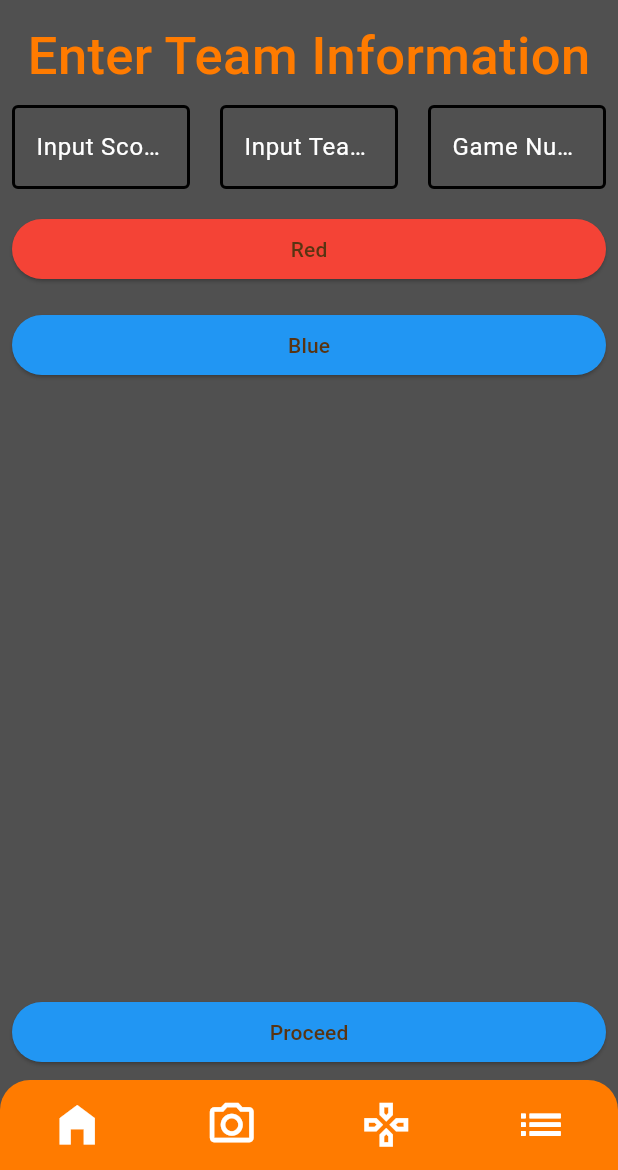
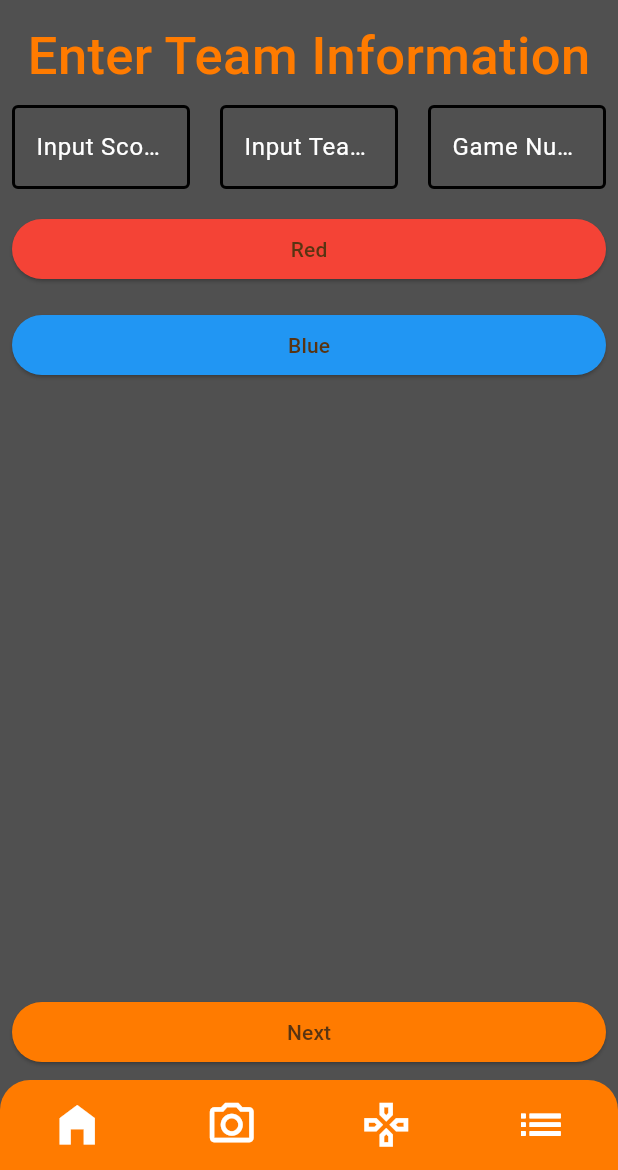
Before and after one commit to AntiAntiexe/Scouting-App, a Flutter app: the screen it shows after launch, on a phone screen of 412 x 824 dp, the part 66-1236 px from its top. Run offline on Flutter 3.47's test engine with Material 3 defaults, Android fonts, the phone set to English and light mode, and no system bars.

Commit message:
next screen

```diff
--- a/lib/main.dart
+++ b/lib/main.dart
@@ -348,10 +348,10 @@ class _main_pageState extends State<main_page> {
                 },
 
                 style: ButtonStyle(
-                  backgroundColor: MaterialStateProperty.all(Colors.blue),
+                  backgroundColor: MaterialStateProperty.all(const Color.fromARGB(255, 255, 123, 0)),
                 ),
                 child: Text(
-                  'Proceed',
+                  'Next',
                   style: TextStyle(
                     color: const Color.fromARGB(255, 88, 52, 18),
                   )
@@ -457,9 +457,8 @@ class NextScreen extends StatelessWidget {
         centerTitle: true,
         backgroundColor: const Color.fromARGB(255, 80, 80, 80),
       ),
-      body: Center(
-          child: Row(
-            mainAxisAlignment: MainAxisAlignment.spaceAround,
+      body: Row(
+        mainAxisAlignment: MainAxisAlignment.center,
         children: [
           Text(
                       "Starting Position",
@@ -471,7 +470,7 @@ class NextScreen extends StatelessWidget {
                     ),
         ],
       ),
-        ),
+
       );
   }
 }
```
Lines whose indentation alone changed are shown as unchanged.
